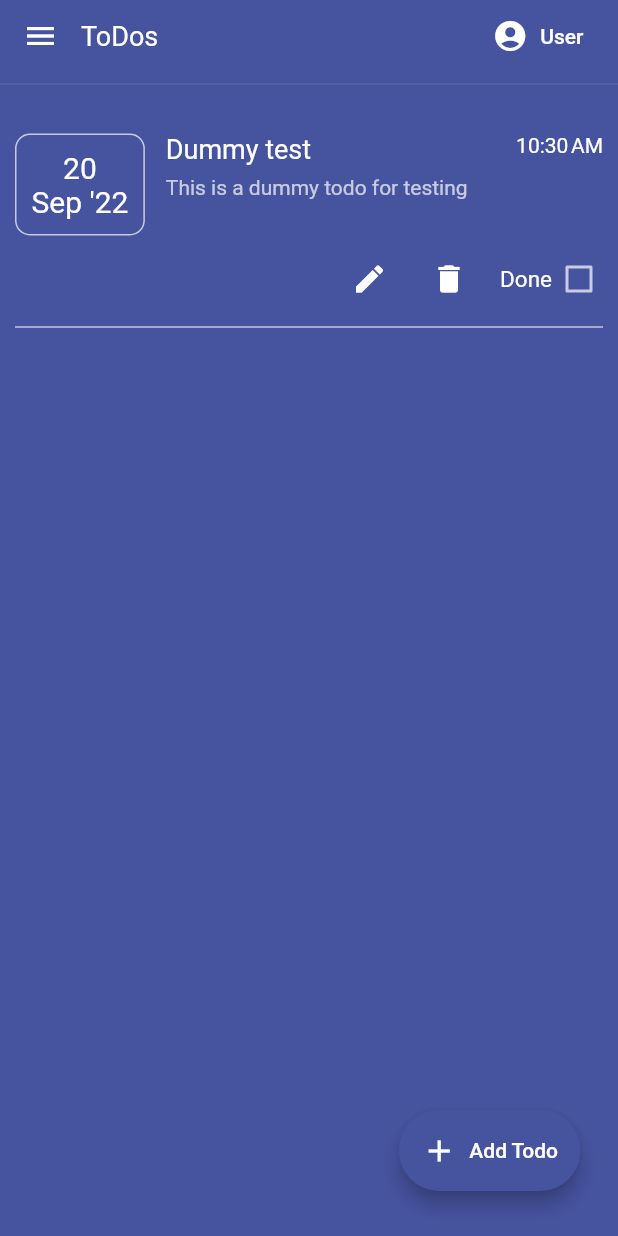
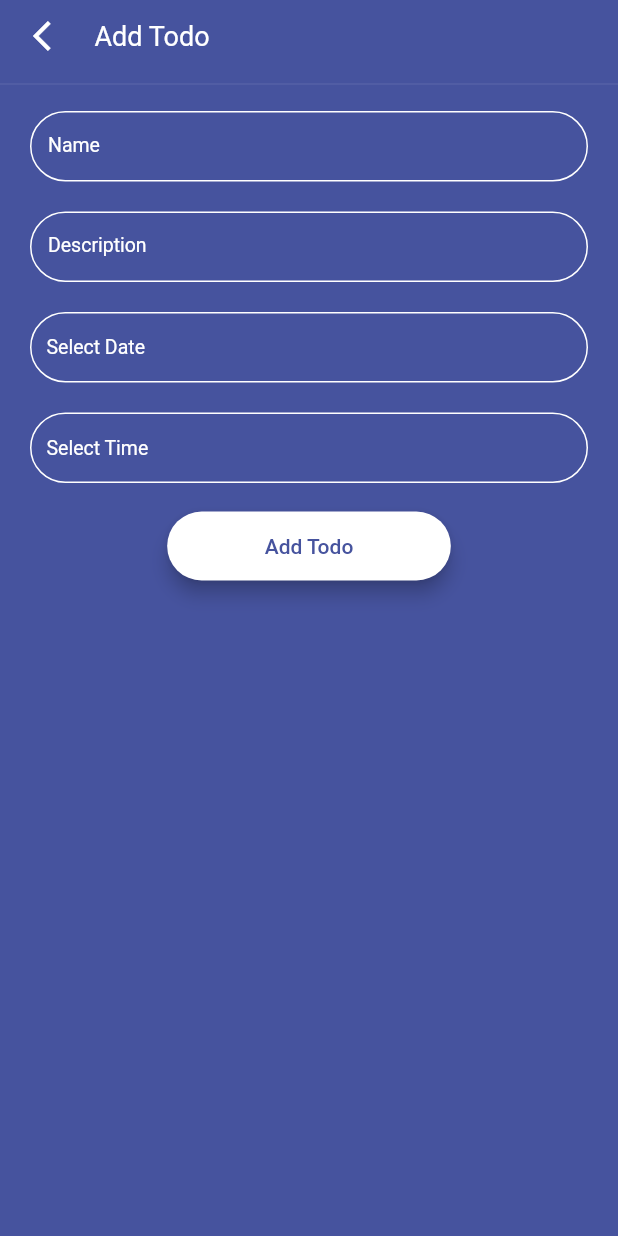
Before and after one commit to shubham53c/TodoAppAssignment, a Flutter app: the screen it shows once a user with an empty profile is signed in, after a tap on "Add Todo", on a phone screen of 412 x 824 dp. Run offline on Flutter 3.47's test engine with Material 2 defaults, Android fonts, the phone set to English and light mode, and no system bars; our stand-ins replace cloud_firestore, email_validator, firebase_auth, firebase_core, google_sign_in, shared_preferences; accounts and stored records are empty.

Commit message:
Project completed

```diff
--- a/lib/core/app_colors.dart
+++ b/lib/core/app_colors.dart
@@ -8,4 +8,5 @@ class AppColors {
   static const greyColor = Color(0xFF808080);
   static const white12Color = Colors.white12;
   static const white70Color = Colors.white70;
+  static const shadowColor = Colors.black;
 }
--- a/lib/localization/app_strings.dart
+++ b/lib/localization/app_strings.dart
@@ -13,7 +13,16 @@ class AppStrings {
   String get noTodoAddedText => "";
   String get doneText => "";
   String get addTodoText => "";
+  String get updateTodoText => "";
   String get loggedInAsText => "";
   String get cancelText => "";
   String get logoutText => "";
+  String get selectDateText => "";
+  String get selectTimeText => "";
+  String get nameLabelText => "";
+  String get descriptionLabelText => "";
+  String get invalidDateSelectedErrorText => "";
+  String get invalidTimeSelectedErrorText => "";
+  String get dateNotSelectedErrorText => "";
+  String get allFieldsAreRequiredMessageText => "";
 }
--- a/lib/localization/app_strings_en.dart
+++ b/lib/localization/app_strings_en.dart
@@ -31,9 +31,27 @@ class AppStringsEn extends AppStrings {
   @override
   String get addTodoText => "Add Todo";
   @override
+  String get updateTodoText => "Update Todo";
+  @override
   String get loggedInAsText => "Logged in as";
   @override
   String get cancelText => "Cancel";
   @override
   String get logoutText => "Logout";
+  @override
+  String get selectDateText => "Select Date";
+  @override
+  String get selectTimeText => "Select Time";
+  @override
+  String get nameLabelText => "Name";
+  @override
+  String get descriptionLabelText => "Description";
+  @override
+  String get invalidDateSelectedErrorText => "Invalid date selected";
+  @override
+  String get invalidTimeSelectedErrorText => "Invalid time selected";
+  @override
+  String get dateNotSelectedErrorText => "Please select date first";
+  @override
+  String get allFieldsAreRequiredMessageText => "All fields are mandatory";
 }
--- a/lib/provider/data_provider.dart
+++ b/lib/provider/data_provider.dart
@@ -1,3 +1,5 @@
+import 'dart:async';
+
 import 'package:cloud_firestore/cloud_firestore.dart';
 import 'package:firebase_auth/firebase_auth.dart';
 import 'package:flutter/material.dart';
--- /dev/null
+++ b/lib/screens/add_update_todo_screen.dart
@@ -0,0 +1,382 @@
+import 'package:flutter/material.dart';
+import 'package:intl/intl.dart';
+import 'package:provider/provider.dart';
+import '../models/todo_data.dart';
+import '../core/app_colors.dart';
+import '../core/app_utils.dart';
+import '../provider/data_provider.dart';
+
+class AddUpdateTodoScreen extends StatefulWidget {
+  final String pageTitle;
+  final Function submitFunction;
+  final TodoData? todoData;
+  const AddUpdateTodoScreen({
+    Key? key,
+    required this.pageTitle,
+    required this.submitFunction,
+    this.todoData,
+  }) : super(key: key);
+
+  @override
+  State<AddUpdateTodoScreen> createState() => _AddUpdateTodoScreenState();
+}
+
+class _AddUpdateTodoScreenState extends State<AddUpdateTodoScreen> {
+  final _formKey = GlobalKey<FormState>();
+  final _descriptionFocusNode = FocusNode();
+  DateTime? _selectedDate;
+  TimeOfDay? _selectedTime;
+  var _selectedDateString = "";
+  var _selectedTimeString = "";
+  DateTime? _finalTodoDate;
+  DataProvider? _dataProvider;
+  var _todoName = "";
+  var _todoDesc = "";
+
+  @override
+  void didChangeDependencies() {
+    super.didChangeDependencies();
+    if (_dataProvider == null) {
+      _dataProvider = Provider.of<DataProvider>(context, listen: false);
+      _selectedDateString = _dataProvider!.localization.selectDateText;
+      _selectedTimeString = _dataProvider!.localization.selectTimeText;
+      if (widget.todoData != null) {
+        _todoName = widget.todoData!.taskName;
+        _todoDesc = widget.todoData!.taskDesc;
+        _selectedDate = DateTime.parse(widget.todoData!.taskTime);
+        _selectedTime = TimeOfDay(
+          hour: _selectedDate!.hour,
+          minute: _selectedDate!.minute,
+        );
+        _finalTodoDate = DateTime(
+          _selectedDate!.year,
+          _selectedDate!.month,
+          _selectedDate!.day,
+          _selectedTime!.hour,
+          _selectedTime!.minute,
+        );
+        _selectedDateString = DateFormat.yMMMEd().format(_finalTodoDate!);
+        _selectedTimeString = DateFormat.jm().format(_finalTodoDate!);
+      }
+      _updateUI();
+    }
+  }
+
+  void _updateUI() {
+    if (mounted) {
+      setState(() {});
+    }
+  }
+
+  String? _todoNameValidator(String? value) {
+    if (value == null || value.isEmpty) {
+      return _dataProvider!.localization.formValidationErrorMessage;
+    }
+    _todoName = value;
+    return null;
+  }
+
+  String? _todoDescriptionValidator(String? value) {
+    if (value == null || value.isEmpty) {
+      return _dataProvider!.localization.formValidationErrorMessage;
+    }
+    _todoDesc = value;
+    return null;
+  }
+
+  void _submit() {
+    if (!_formKey.currentState!.validate() || _finalTodoDate == null) {
+      AppUtils.showErrorSnackbar(
+        context: context,
+        message: _dataProvider!.localization.allFieldsAreRequiredMessageText,
+      );
+    } else {
+      Navigator.of(context).pop();
+      if (widget.todoData == null) {
+        widget.submitFunction(
+          TodoData(
+            taskName: _todoName,
+            taskDesc: _todoDesc,
+            taskTime: _finalTodoDate!.toIso8601String(),
+          ),
+        );
+      } else {
+        widget.submitFunction(
+          TodoData(
+            docId: widget.todoData!.docId,
+            taskName: _todoName,
+            taskDesc: _todoDesc,
+            taskTime: _finalTodoDate!.toIso8601String(),
+            isCompleted: widget.todoData!.isCompleted,
+          ),
+        );
+      }
+    }
+  }
+
+  Widget _textFormField({
+    TextInputAction? textInputAction,
+    String? Function(String?)? validator,
+    TextCapitalization textCapitalization = TextCapitalization.none,
+    FocusNode? focusNode,
+    Function(String)? onFieldSubmitted,
+    required String labelText,
+    required String initialValue,
+  }) {
+    const accentColor = AppColors.accentColor;
+    const errorColor = AppColors.errorColor;
+    const textSize = 13.0;
+    final inputBorder = OutlineInputBorder(
+      borderSide: const BorderSide(
+        color: accentColor,
+      ),
+      borderRadius: BorderRadius.circular(50),
+    );
+    final errorInputBorder = OutlineInputBorder(
+      borderSide: const BorderSide(
+        color: errorColor,
+      ),
+      borderRadius: BorderRadius.circular(50),
+    );
+    return TextFormField(
+      initialValue: initialValue,
+      autovalidateMode: AutovalidateMode.onUserInteraction,
+      textInputAction: textInputAction,
+      onFieldSubmitted: onFieldSubmitted,
+      focusNode: focusNode,
+      cursorColor: accentColor,
+      style: const TextStyle(
+        color: accentColor,
+        fontSize: textSize,
+      ),
+      textCapitalization: textCapitalization,
+      validator: validator,
+      decoration: InputDecoration(
+        isDense: true,
+        label: Text(labelText),
+        errorBorder: errorInputBorder,
+        focusedErrorBorder: errorInputBorder,
+        errorStyle: const TextStyle(
+          color: accentColor,
+        ),
+        focusColor: accentColor,
+        focusedBorder: inputBorder,
+        enabledBorder: inputBorder,
+        disabledBorder: inputBorder,
+        border: inputBorder,
+        labelStyle: const TextStyle(
+          color: accentColor,
+          fontSize: textSize,
+        ),
+      ),
+    );
+  }
+
+  Widget _timePickerWidget() => GestureDetector(
+        onTap: () async {
+          if (_selectedDate != null) {
+            _selectedTime = await AppUtils.showTimePickerDialog(context);
+            if (_selectedTime == null) {
+              AppUtils.showErrorSnackbar(
+                context: context,
+                message:
+                    _dataProvider!.localization.invalidTimeSelectedErrorText,
+              );
+              _selectedTimeString = _dataProvider!.localization.selectTimeText;
+              _finalTodoDate = null;
+            } else {
+              _finalTodoDate = DateTime(
+                _selectedDate!.year,
+                _selectedDate!.month,
+                _selectedDate!.day,
+                _selectedTime!.hour,
+                _selectedTime!.minute,
+              );
+              _selectedTimeString = DateFormat.jm().format(_finalTodoDate!);
+            }
+            _updateUI();
+          } else {
+            AppUtils.showErrorSnackbar(
+              context: context,
+              message: _dataProvider!.localization.dateNotSelectedErrorText,
+            );
+          }
+        },
+        child: Container(
+          width: double.infinity,
+          padding: const EdgeInsets.symmetric(
+            horizontal: 10,
+            vertical: 15,
+          ),
+          decoration: BoxDecoration(
+            border: Border.all(
+              color: AppColors.accentColor,
+            ),
+            borderRadius: BorderRadius.circular(50),
+          ),
+          child: Text(
+            _selectedTimeString,
+            style: const TextStyle(
+              fontSize: 13,
+              color: AppColors.accentColor,
+            ),
+          ),
+        ),
+      );
+
+  Widget _datePickerWidget() => GestureDetector(
+        onTap: () async {
+          _selectedDate = await AppUtils.showDatePickerDialog(context);
+          _finalTodoDate = null;
+          _selectedTime = null;
+          _selectedTimeString = _dataProvider!.localization.selectTimeText;
+          if (_selectedDate == null) {
+            AppUtils.showErrorSnackbar(
+              context: context,
+              message: _dataProvider!.localization.invalidDateSelectedErrorText,
+            );
+            _selectedDateString = _dataProvider!.localization.selectDateText;
+          } else {
+            _selectedDateString = DateFormat.yMMMEd().format(_selectedDate!);
+          }
+          _updateUI();
+        },
+        child: Container(
+          width: double.infinity,
+          padding: const EdgeInsets.symmetric(
+            horizontal: 10,
+            vertical: 15,
+          ),
+          decoration: BoxDecoration(
+            border: Border.all(
+              color: AppColors.accentColor,
+            ),
+            borderRadius: BorderRadius.circular(50),
+          ),
+          child: Text(
+            _selectedDateString,
+            style: const TextStyle(
+              fontSize: 13,
+              color: AppColors.accentColor,
+            ),
+          ),
+        ),
+      );
+
+  @override
+  Widget build(BuildContext context) {
+    return Scaffold(
+      backgroundColor: AppColors.primaryColor,
+      body: SafeArea(
+        child: Column(
+          children: [
+            Padding(
+              padding: const EdgeInsets.only(
+                left: 10.0,
+              ),
+              child: Row(
+                children: [
+                  IconButton(
+                    onPressed: () => Navigator.of(context).pop(),
+                    icon: const Icon(
+                      Icons.arrow_back_ios,
+                      color: AppColors.accentColor,
+                    ),
+                  ),
+                  const SizedBox(width: 5),
+                  Text(
+                    widget.pageTitle,
+                    style: const TextStyle(
+                      color: AppColors.accentColor,
+                      fontWeight: FontWeight.w400,
+                      fontSize: 18,
+                    ),
+                  ),
+                ],
+              ),
+            ),
+            const Divider(
+              color: AppColors.white12Color,
+            ),
+            Flexible(
+              child: Padding(
+                padding: const EdgeInsets.only(
+                  left: 20,
+                  right: 20,
+                ),
+                child: Form(
+                  key: _formKey,
+                  child: ListView(
+                    shrinkWrap: true,
+                    children: [
+                      const SizedBox(height: 10),
+                      _textFormField(
+                        initialValue: _todoName,
+                        labelText: _dataProvider!.localization.nameLabelText,
+                        textCapitalization: TextCapitalization.words,
+                        onFieldSubmitted: (_) {
+                          _descriptionFocusNode.requestFocus();
+                        },
+                        textInputAction: TextInputAction.go,
+                        validator: _todoNameValidator,
+                      ),
+                      const SizedBox(height: 20),
+                      _textFormField(
+                        initialValue: _todoDesc,
+                        labelText:
+                            _dataProvider!.localization.descriptionLabelText,
+                        focusNode: _descriptionFocusNode,
+                        validator: _todoDescriptionValidator,
+                      ),
+                      const SizedBox(height: 20),
+                      _datePickerWidget(),
+                      const SizedBox(height: 20),
+                      _timePickerWidget(),
+                      const SizedBox(height: 18),
+                      Row(
+                        mainAxisAlignment: MainAxisAlignment.center,
+                        children: [
+                          ElevatedButton(
+                            style: ButtonStyle(
+                              backgroundColor: MaterialStateProperty.all(
+                                AppColors.accentColor,
+                              ),
+                              padding: MaterialStateProperty.all(
+                                const EdgeInsets.all(15),
+                              ),
+                              shape: MaterialStateProperty.all(
+                                RoundedRectangleBorder(
+                                  borderRadius: BorderRadius.circular(50),
+                                ),
+                              ),
+                              elevation: MaterialStateProperty.all(5),
+                              shadowColor: MaterialStateProperty.all(
+                                AppColors.shadowColor,
+                              ),
+                            ),
+                            onPressed: _submit,
+                            child: Padding(
+                              padding:
+                                  const EdgeInsets.symmetric(horizontal: 50),
+                              child: Text(
+                                widget.pageTitle,
+                                style: const TextStyle(
+                                  color: AppColors.primaryColor,
+                                ),
+                              ),
+                            ),
+                          ),
+                        ],
+                      ),
+                      const SizedBox(height: 100),
+                    ],
+                  ),
+                ),
+              ),
+            ),
+          ],
+        ),
+      ),
+    );
+  }
+}
--- a/lib/screens/sign_in_screen.dart
+++ b/lib/screens/sign_in_screen.dart
@@ -1,7 +1,7 @@
 import 'package:email_validator/email_validator.dart';
 import 'package:flutter/material.dart';
 import 'package:provider/provider.dart';
-import 'package:todoapp/core/app_utils.dart';
+import '../core/app_utils.dart';
 import '../core/app_colors.dart';
 import '../core/asset_strings.dart';
 import '../provider/data_provider.dart';
--- a/lib/screens/todo_list_screen.dart
+++ b/lib/screens/todo_list_screen.dart
@@ -1,6 +1,7 @@
 import 'package:flutter/material.dart';
 import 'package:intl/intl.dart';
 import 'package:provider/provider.dart';
+import 'package:todoapp/screens/add_update_todo_screen.dart';
 import '../models/todo_data.dart';
 import '../core/app_colors.dart';
 import '../core/app_utils.dart';
@@ -39,16 +40,12 @@ class _TodoListScreenState extends State<TodoListScreen> {
         );
   }
 
-  void _addTodos() {
+  void _addTodos(TodoData todoData) {
     AppUtils.showProgressBar(context);
     _dataProvider!
         .addTodo(
       context: context,
-      todoData: TodoData(
-        taskName: "Dummy test",
-        taskDesc: "This is a dummy todo for testing",
-        taskTime: DateTime.now().toIso8601String(),
-      ),
+      todoData: todoData,
     )
         .then(
       (_) {
@@ -282,20 +279,21 @@ class _TodoListScreenState extends State<TodoListScreen> {
                                     mainAxisAlignment: MainAxisAlignment.end,
                                     children: [
                                       IconButton(
-                                        onPressed: () => _updateTodo(
-                                          TodoData(
-                                            docId: _dataProvider!
-                                                .todosList[i].docId,
-                                            taskName: _dataProvider!
-                                                .todosList[i].taskName,
-                                            taskDesc: _dataProvider!
-                                                .todosList[i].taskDesc,
-                                            taskTime: DateTime.now()
-                                                .toIso8601String(),
-                                            isCompleted: _dataProvider!
-                                                .todosList[i].isCompleted,
-                                          ),
-                                        ),
+                                        onPressed: () {
+                                          Navigator.of(context).push(
+                                            MaterialPageRoute(
+                                              builder: (ctx) =>
+                                                  AddUpdateTodoScreen(
+                                                pageTitle: _dataProvider!
+                                                    .localization
+                                                    .updateTodoText,
+                                                submitFunction: _updateTodo,
+                                                todoData:
+                                                    _dataProvider!.todosList[i],
+                                              ),
+                                            ),
+                                          );
+                                        },
                                         icon: const Icon(
                                           Icons.edit,
                                           color: AppColors.accentColor,
@@ -383,7 +381,15 @@ class _TodoListScreenState extends State<TodoListScreen> {
                     elevation: MaterialStateProperty.all(5),
                     shadowColor: MaterialStateProperty.all(Colors.black),
                   ),
-                  onPressed: _addTodos,
+                  onPressed: () {
+                    Navigator.of(context).push(
+                      MaterialPageRoute(
+                        builder: (ctx) => AddUpdateTodoScreen(
+                            pageTitle: _dataProvider!.localization.addTodoText,
+                            submitFunction: _addTodos),
+                      ),
+                    );
+                  },
                   icon: const Icon(
                     Icons.add,
                     color: AppColors.accentColor,
--- a/lib/widgets/logout_dialog_widget.dart
+++ b/lib/widgets/logout_dialog_widget.dart
@@ -12,7 +12,7 @@ class LogoutDialog extends StatelessWidget {
 
   @override
   Widget build(BuildContext context) {
-    var dataProvider = Provider.of<DataProvider>(context);
+    var dataProvider = Provider.of<DataProvider>(context, listen: false);
     return Dialog(
       shape: RoundedRectangleBorder(borderRadius: BorderRadius.circular(20.0)),
       child: Container(
```
Also changed, not shown: lib/core/app_utils.dart (+40 -0 lines).
